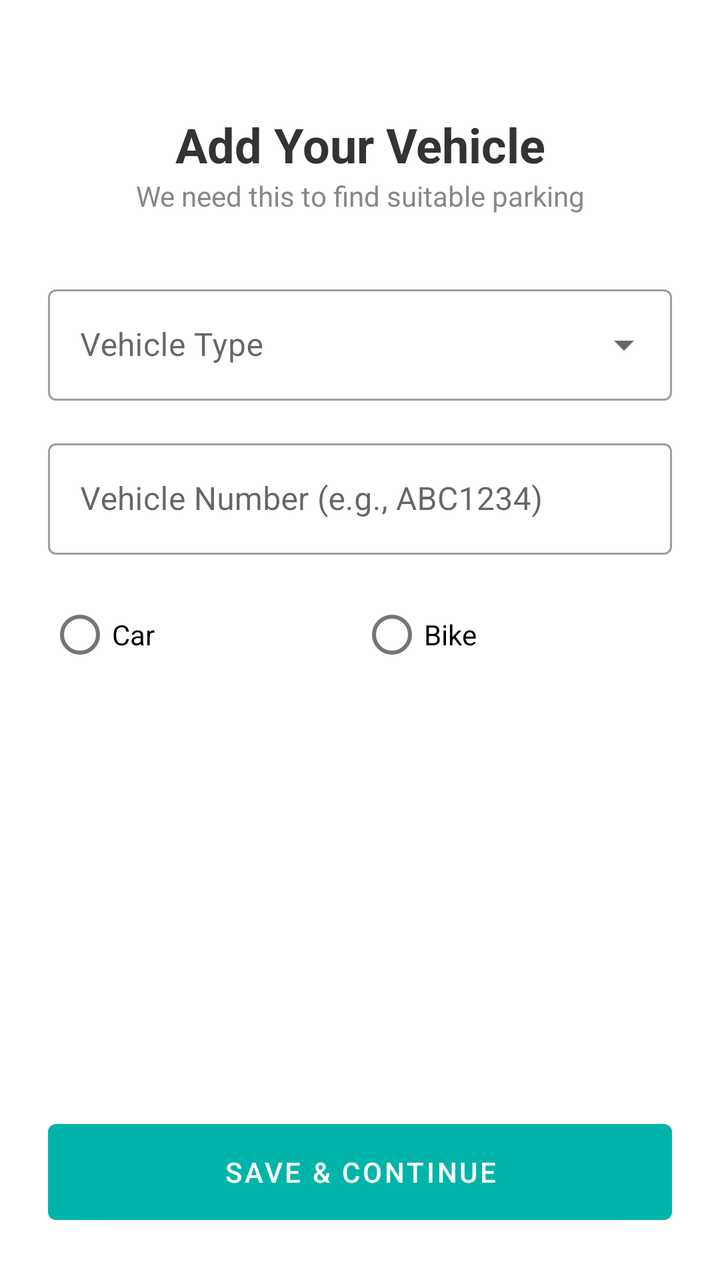
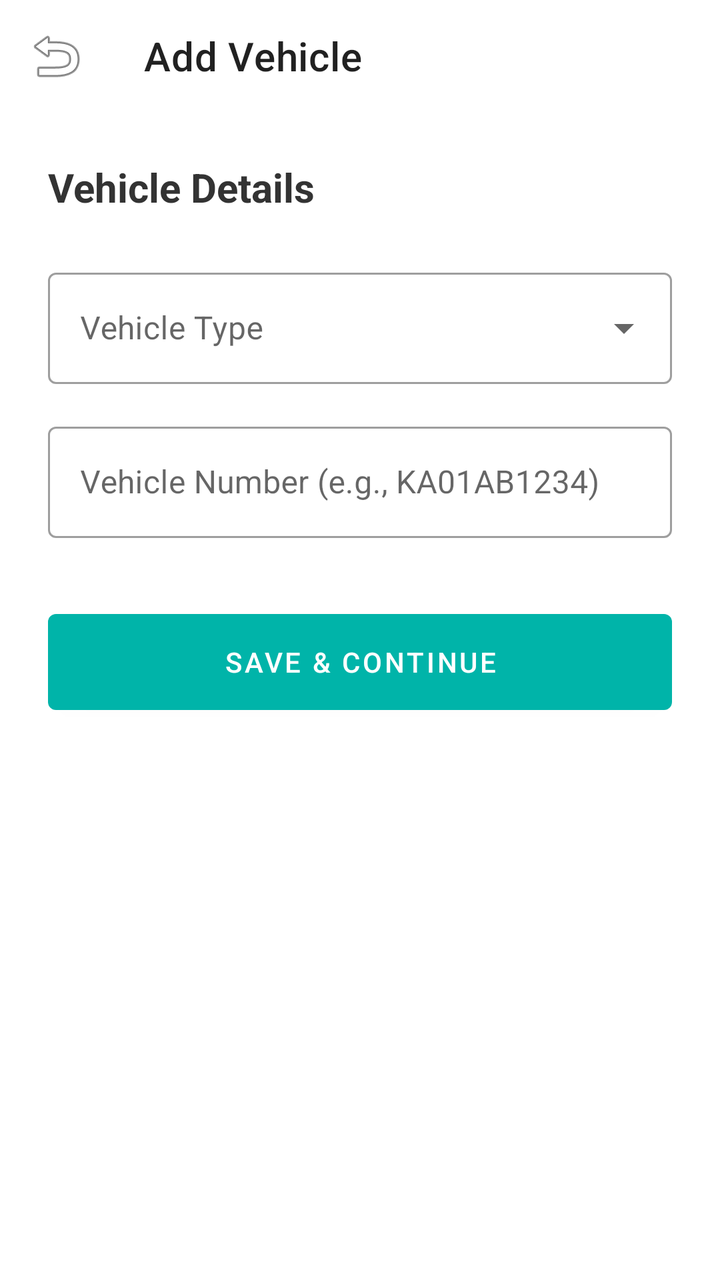

The first picture is an Android layout as it rendered before a commit; the second is the same layout after the commit. The layout source and the unified diff follow.
<!-- AndroidManifest.xml: application theme Theme.ParkFinder -->
<!-- res/layout/activity_add_vehicle.xml -->
<?xml version="1.0" encoding="utf-8"?>
<LinearLayout xmlns:android="http://schemas.android.com/apk/res/android"
    xmlns:app="http://schemas.android.com/apk/res-auto"
    android:layout_width="match_parent"
    android:layout_height="match_parent"
    android:orientation="vertical"
    android:padding="24dp"
    android:background="@android:color/white">

    <TextView
        android:layout_width="match_parent"
        android:layout_height="wrap_content"
        android:text="Add Your Vehicle"
        android:textSize="24sp"
        android:textStyle="bold"
        android:gravity="center"
        android:textColor="@color/dark_grey"
        android:layout_marginTop="32dp" />

    <TextView
        android:layout_width="match_parent"
        android:layout_height="wrap_content"
        android:text="We need this to find suitable parking"
        android:gravity="center"
        android:textColor="@color/light_grey"
        android:layout_marginBottom="32dp" />

    <com.google.android.material.textfield.TextInputLayout
        style="@style/Widget.MaterialComponents.TextInputLayout.OutlinedBox.ExposedDropdownMenu"
        android:layout_width="match_parent"
        android:layout_height="wrap_content"
        android:hint="Vehicle Type">
        <AutoCompleteTextView
            android:id="@+id/spinnerVehicleType"
            android:layout_width="match_parent"
            android:layout_height="wrap_content"
            android:inputType="none" />
    </com.google.android.material.textfield.TextInputLayout>

    <com.google.android.material.textfield.TextInputLayout
        style="@style/Widget.MaterialComponents.TextInputLayout.OutlinedBox"
        android:layout_width="match_parent"
        android:layout_height="wrap_content"
        android:layout_marginTop="16dp"
        android:hint="Vehicle Number (e.g., ABC1234)">
        <com.google.android.material.textfield.TextInputEditText
            android:id="@+id/etVehicleNumber"
            android:layout_width="match_parent"
            android:layout_height="wrap_content"
            android:textAllCaps="true" />
    </com.google.android.material.textfield.TextInputLayout>

    <RadioGroup
        android:id="@+id/rgVehicleCategory"
        android:layout_width="match_parent"
        android:layout_height="wrap_content"
        android:orientation="horizontal"
        android:layout_marginTop="16dp">
        <RadioButton
            android:id="@+id/rbCar"
            android:layout_width="0dp"
            android:layout_weight="1"
            android:layout_height="wrap_content"
            android:text="Car" />
        <RadioButton
            android:id="@+id/rbBike"
            android:layout_width="0dp"
            android:layout_weight="1"
            android:layout_height="wrap_content"
            android:text="Bike" />
    </RadioGroup>

    <View
        android:layout_width="match_parent"
        android:layout_height="0dp"
        android:layout_weight="1" />

    <com.google.android.material.button.MaterialButton
        android:id="@+id/btnSaveVehicle"
        android:layout_width="match_parent"
        android:layout_height="60dp"
        android:text="Save &amp; Continue"
        app:backgroundTint="@color/teal_main" />

</LinearLayout>
<!-- resources referenced by this layout -->
<resources>
  <color name="dark_grey">#333333</color>
  <color name="light_grey">#888888</color>
  <color name="teal_main">#00B4A9</color>
  <style name="Theme.ParkFinder" parent="Theme.MaterialComponents.Light.NoActionBar">
  
          <item name="colorPrimary">@color/teal_main</item>
          <item name="colorPrimaryVariant">@color/teal_main</item>
          <item name="colorOnPrimary">@color/white</item>
  
          <item name="colorSecondary">@color/green_main</item>
          <item name="colorSecondaryVariant">@color/green_main</item>
          <item name="colorOnSecondary">@color/white</item>
  
          <item name="android:statusBarColor">@color/teal_main</item>
  
          <item name="colorError">@color/color_error</item>
          <item name="colorOnError">@color/white</item>
  
      </style>
  <color name="white">#FFFFFFFF</color>
  <color name="green_main">#00D48A</color>
  <color name="color_error">#E53E3E</color>
</resources>

<!-- the commit's change to res/layout/activity_add_vehicle.xml (unified diff, before → after) -->
@@ -4,82 +4,73 @@
     android:layout_width="match_parent"
     android:layout_height="match_parent"
     android:orientation="vertical"
-    android:padding="24dp"
     android:background="@android:color/white">
 
-    <TextView
+    <com.google.android.material.appbar.AppBarLayout
         android:layout_width="match_parent"
         android:layout_height="wrap_content"
-        android:text="Add Your Vehicle"
-        android:textSize="24sp"
-        android:textStyle="bold"
-        android:gravity="center"
-        android:textColor="@color/dark_grey"
-        android:layout_marginTop="32dp" />
+        android:background="@android:color/white"
+        app:elevation="0dp">
+        <androidx.appcompat.widget.Toolbar
+            android:id="@+id/toolbar"
+            android:layout_width="match_parent"
+            android:layout_height="?attr/actionBarSize"
+            app:title="Add Vehicle"
+            app:navigationIcon="@android:drawable/ic_menu_revert" />
+    </com.google.android.material.appbar.AppBarLayout>
 
-    <TextView
+    <LinearLayout
         android:layout_width="match_parent"
         android:layout_height="wrap_content"
-        android:text="We need this to find suitable parking"
-        android:gravity="center"
-        android:textColor="@color/light_grey"
-        android:layout_marginBottom="32dp" />
+        android:orientation="vertical"
+        android:padding="24dp">
 
-    <com.google.android.material.textfield.TextInputLayout
-        style="@style/Widget.MaterialComponents.TextInputLayout.OutlinedBox.ExposedDropdownMenu"
-        android:layout_width="match_parent"
-        android:layout_height="wrap_content"
-        android:hint="Vehicle Type">
-        <AutoCompleteTextView
-            android:id="@+id/spinnerVehicleType"
+        <TextView
+            android:layout_width="wrap_content"
+            android:layout_height="wrap_content"
+            android:text="Vehicle Details"
+            android:textSize="20sp"
+            android:textStyle="bold"
+            android:textColor="@color/dark_grey"
+            android:layout_marginBottom="24dp"/>
+
+        <com.google.android.material.textfield.TextInputLayout
+            style="@style/Widget.MaterialComponents.TextInputLayout.OutlinedBox.ExposedDropdownMenu"
             android:layout_width="match_parent"
             android:layout_height="wrap_content"
-            android:inputType="none" />
-    </com.google.android.material.textfield.TextInputLayout>
+            android:hint="Vehicle Type">
+            <AutoCompleteTextView
+                android:id="@+id/spinnerVehicleType"
+                android:layout_width="match_parent"
+                android:layout_height="wrap_content"
+                android:inputType="none" />
+        </com.google.android.material.textfield.TextInputLayout>
 
-    <com.google.android.material.textfield.TextInputLayout
-        style="@style/Widget.MaterialComponents.TextInputLayout.OutlinedBox"
-        android:layout_width="match_parent"
-        android:layout_height="wrap_content"
-        android:layout_marginTop="16dp"
-        android:hint="Vehicle Number (e.g., ABC1234)">
-        <com.google.android.material.textfield.TextInputEditText
-            android:id="@+id/etVehicleNumber"
+        <com.google.android.material.textfield.TextInputLayout
+            style="@style/Widget.MaterialComponents.TextInputLayout.OutlinedBox"
             android:layout_width="match_parent"
             android:layout_height="wrap_content"
-            android:textAllCaps="true" />
-    </com.google.android.material.textfield.TextInputLayout>
+            android:layout_marginTop="16dp"
+            android:hint="Vehicle Number (e.g., KA01AB1234)">
 
-    <RadioGroup
-        android:id="@+id/rgVehicleCategory"
-        android:layout_width="match_parent"
-        android:layout_height="wrap_content"
-        android:orientation="horizontal"
-        android:layout_marginTop="16dp">
-        <RadioButton
-            android:id="@+id/rbCar"
-            android:layout_width="0dp"
-            android:layout_weight="1"
-            android:layout_height="wrap_content"
-            android:text="Car" />
-        <RadioButton
-            android:id="@+id/rbBike"
-            android:layout_width="0dp"
-            android:layout_weight="1"
-            android:layout_height="wrap_content"
-            android:text="Bike" />
-    </RadioGroup>
+            <com.google.android.material.textfield.TextInputEditText
+                android:id="@+id/etVehicleNumber"
+                android:layout_width="match_parent"
+                android:layout_height="wrap_content"
+                android:inputType="textCapCharacters"
+                android:maxLength="10"
+                android:focusable="true"
+                android:focusableInTouchMode="true"/>
 
-    <View
-        android:layout_width="match_parent"
-        android:layout_height="0dp"
-        android:layout_weight="1" />
+        </com.google.android.material.textfield.TextInputLayout>
 
-    <com.google.android.material.button.MaterialButton
-        android:id="@+id/btnSaveVehicle"
-        android:layout_width="match_parent"
-        android:layout_height="60dp"
-        android:text="Save &amp; Continue"
-        app:backgroundTint="@color/teal_main" />
+        <com.google.android.material.button.MaterialButton
+            android:id="@+id/btnSaveVehicle"
+            android:layout_width="match_parent"
+            android:layout_height="60dp"
+            android:layout_marginTop="32dp"
+            android:text="Save &amp; Continue"
+            app:backgroundTint="@color/teal_main" />
 
+    </LinearLayout>
 </LinearLayout>
<!-- resource entries referenced after the edit -->
@@ -1,7 +1,6 @@
 <!-- resources referenced by this layout -->
 <resources>
   <color name="dark_grey">#333333</color>
-  <color name="light_grey">#888888</color>
   <color name="teal_main">#00B4A9</color>
   <style name="Theme.ParkFinder" parent="Theme.MaterialComponents.Light.NoActionBar">
   
@@ -14,7 +13,8 @@
           <item name="colorOnSecondary">@color/white</item>
   
           <item name="android:statusBarColor">@color/teal_main</item>
-  
+          <item name="android:windowBackground">@android:color/white</item>
+          <item name="android:colorBackground">@android:color/white</item>
           <item name="colorError">@color/color_error</item>
           <item name="colorOnError">@color/white</item>
   
